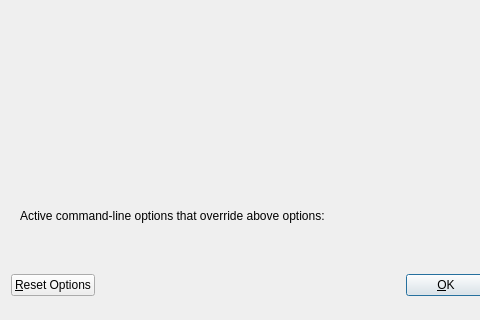
Above: src/qt/forms/optionsdialog.ui from xdustinface/dash before the change; both pictures show x 0 to 480 and y 217 to 537 of the 583 by 537 pixel window. Below: the same form after it.
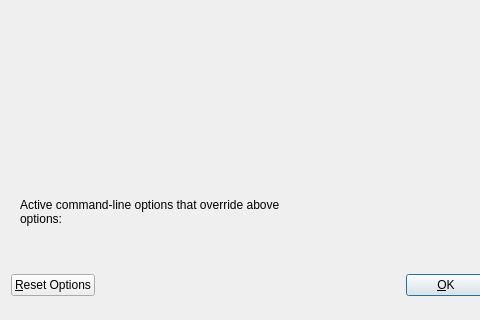
That is the form after the change. Custom widgets are drawn as their Qt base class.

Commit message: Fix active options label by enabling text wrapping

What changed in the file:
```diff
--- a/src/qt/forms/optionsdialog.ui
+++ b/src/qt/forms/optionsdialog.ui
@@ -882,6 +882,9 @@
           <property name="textFormat">
            <enum>Qt::PlainText</enum>
           </property>
+          <property name="wordWrap">
+           <bool>true</bool>
+          </property>
          </widget>
         </item>
         <item>
```
